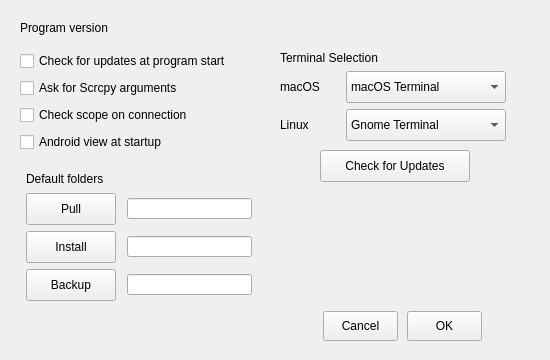
Eliminater74/adblink, file adbprefdialog.ui: the form before one commit.
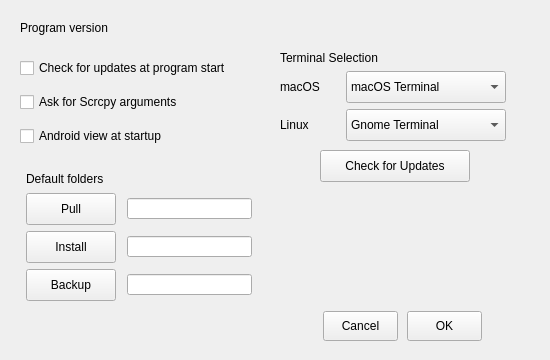
The form after the commit.

Commit message: checkscope at connection removed

Diff of the .ui file:
```diff
--- a/adbprefdialog.ui
+++ b/adbprefdialog.ui
@@ -166,13 +166,6 @@
       </property>
      </widget>
     </item>
-    <item>
-     <widget class="QCheckBox" name="scopecheck">
-      <property name="text">
-       <string>Check scope on connection</string>
-      </property>
-     </widget>
-    </item>
     <item>
      <widget class="QCheckBox" name="startview">
       <property name="text">
```
The commit also changes 3 other files.
